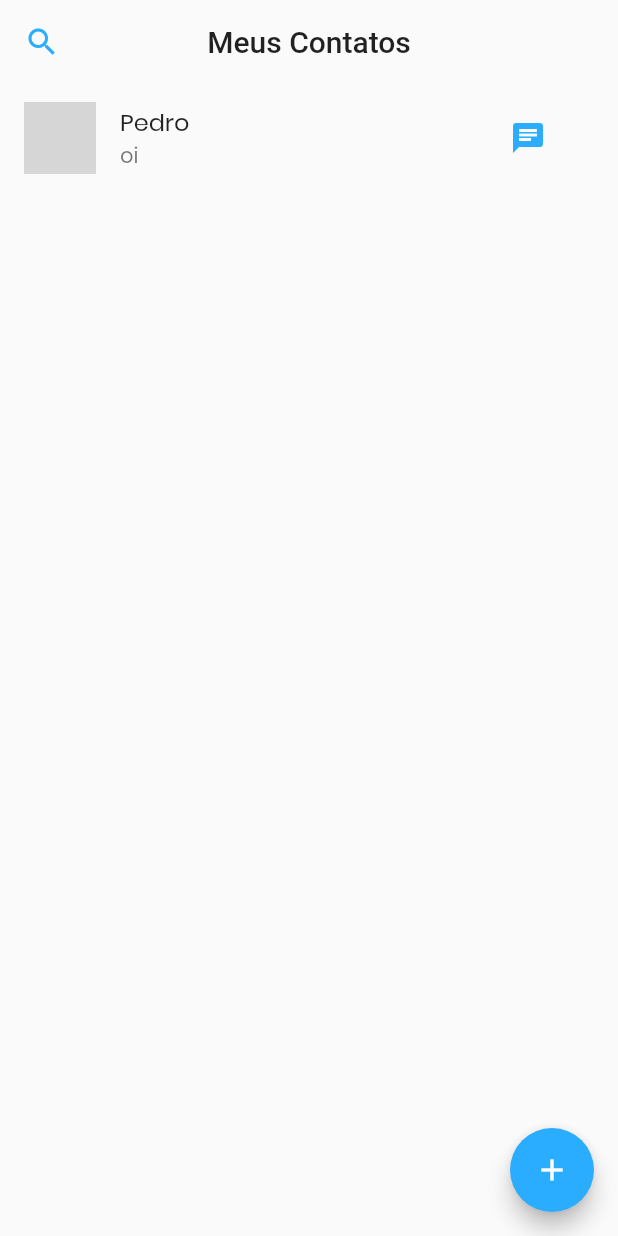
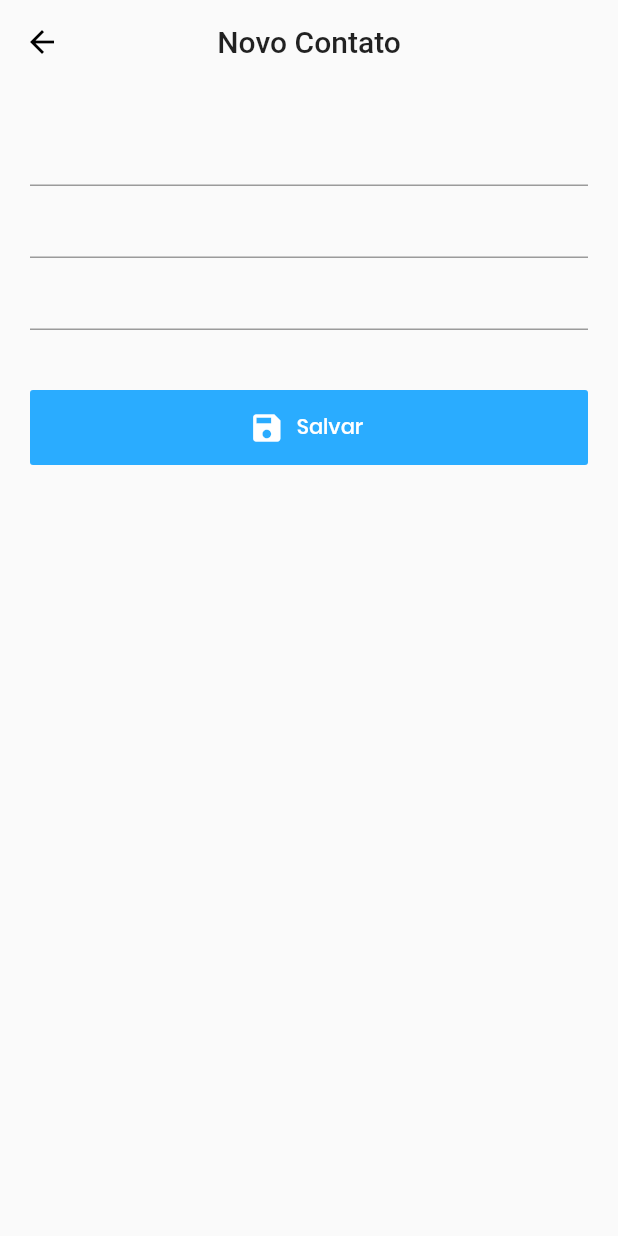
Before and after one commit to pedrosales/contact-list, a Flutter app: the screen it shows after launch, after a tap on the "add" icon, on a phone screen of 412 x 824 dp. Run offline on Flutter 3.47's test engine with Material 2 defaults, Android fonts, the phone set to English and light mode, and no system bars; network calls fail; grey boxes are pictures that could not be loaded.

Commit message:
edit view

```diff
--- a/lib/android/views/details.view.dart
+++ b/lib/android/views/details.view.dart
@@ -1,3 +1,5 @@
+import 'package:contacts/android/views/editor-contact.view.dart';
+import 'package:contacts/models/contact.model.dart';
 import 'package:flutter/material.dart';
 
 class DetailsView extends StatelessWidget {
@@ -140,7 +142,21 @@ class DetailsView extends StatelessWidget {
       ),
       floatingActionButton: FloatingActionButton(
         backgroundColor: Theme.of(context).primaryColor,
-        onPressed: () {},
+        onPressed: () {
+          Navigator.push(
+            context,
+            MaterialPageRoute(
+              builder: (context) => EditorContactView(
+                model: ContactModel(
+                  id: "1",
+                  name: "Pedro Ivo",
+                  email: "pedro@gmal.com",
+                  phone: "31994969424",
+                ),
+              ),
+            ),
+          );
+        },
         child: Icon(
           Icons.edit,
           color: Theme.of(context).accentColor,
--- /dev/null
+++ b/lib/android/views/editor-contact.view.dart
@@ -0,0 +1,68 @@
+import 'package:contacts/models/contact.model.dart';
+import 'package:flutter/material.dart';
+
+class EditorContactView extends StatelessWidget {
+  final ContactModel model;
+
+  EditorContactView({this.model});
+
+  @override
+  Widget build(BuildContext context) {
+    return Scaffold(
+      appBar: AppBar(
+        title: model == null ? Text("Novo Contato") : Text("Editar contato"),
+        centerTitle: true,
+        backgroundColor: Colors.transparent,
+        elevation: 0,
+      ),
+      body: SingleChildScrollView(
+        padding: EdgeInsets.all(20),
+        child: Form(
+          child: Column(
+            children: <Widget>[
+              TextFormField(
+                initialValue: model?.name,
+                onSaved: (val) {
+                  model.name = val;
+                },
+              ),
+              TextFormField(
+                initialValue: model?.phone,
+                onSaved: (val) {
+                  model.phone = val;
+                },
+              ),
+              TextFormField(
+                initialValue: model?.email,
+                onSaved: (val) {
+                  model.email = val;
+                },
+              ),
+              SizedBox(
+                height: 40,
+              ),
+              Container(
+                height: 50,
+                width: double.infinity,
+                child: FlatButton.icon(
+                  onPressed: () {},
+                  color: Theme.of(context).primaryColor,
+                  icon: Icon(
+                    Icons.save,
+                    color: Theme.of(context).accentColor,
+                  ),
+                  label: Text(
+                    "Salvar",
+                    style: TextStyle(
+                      color: Theme.of(context).accentColor,
+                    ),
+                  ),
+                ),
+              ),
+            ],
+          ),
+        ),
+      ),
+    );
+  }
+}
--- a/lib/android/views/home.view.dart
+++ b/lib/android/views/home.view.dart
@@ -1,4 +1,5 @@
 import 'package:contacts/android/views/details.view.dart';
+import 'package:contacts/android/views/editor-contact.view.dart';
 import 'package:flutter/material.dart';
 
 class HomeView extends StatelessWidget {
@@ -25,7 +26,6 @@ class HomeView extends StatelessWidget {
               width: 48,
               height: 48,
               decoration: BoxDecoration(
-                color: Colors.red,
                 borderRadius: BorderRadius.circular(48),
                 image: DecorationImage(
                   image:
@@ -53,7 +53,14 @@ class HomeView extends StatelessWidget {
         ],
       ),
       floatingActionButton: FloatingActionButton(
-        onPressed: () {},
+        onPressed: () {
+          Navigator.push(
+            context,
+            MaterialPageRoute(
+              builder: (context) => EditorContactView(),
+            ),
+          );
+        },
         backgroundColor: Theme.of(context).primaryColor,
         child: Icon(
           Icons.add,
--- /dev/null
+++ b/lib/models/contact.model.dart
@@ -0,0 +1,8 @@
+class ContactModel {
+  String id;
+  String name;
+  String email;
+  String phone;
+
+  ContactModel({this.id, this.name, this.email, this.phone});
+}
```
